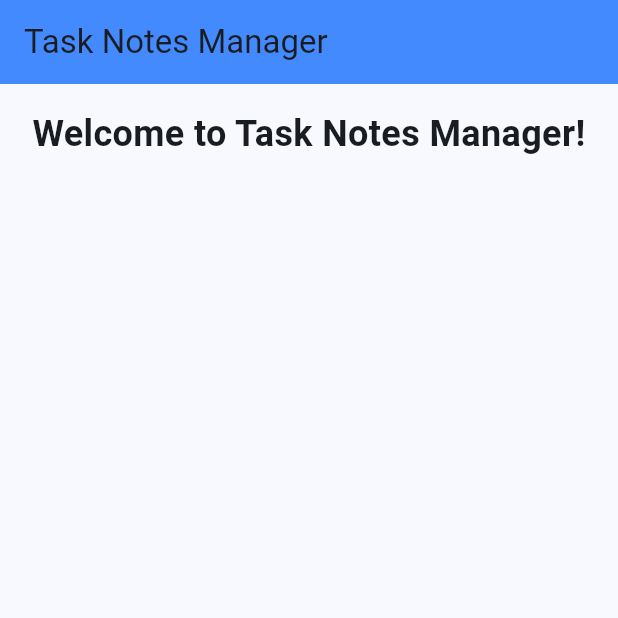
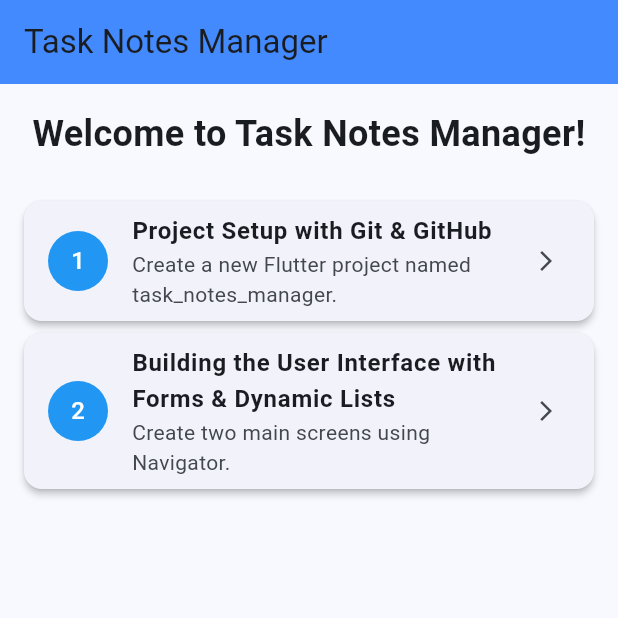
Before and after one commit to garsonj/flutter-task-notes-app, a Flutter app: the screen it shows after launch, on a phone screen of 412 x 824 dp, the top half of it. Run offline on Flutter 3.47's test engine with Material 3 defaults, Android fonts, the phone set to English and light mode, and no system bars.

Commit message:
added functionality of displaying the handcoded list

```diff
--- a/lib/screens/home_screen.dart
+++ b/lib/screens/home_screen.dart
@@ -41,8 +41,42 @@ class _HomeScreenState extends State<HomeScreen> {
               textAlign: TextAlign.center,
             ),
           ),
+          Expanded(
+            child: ListView.builder(
+              itemCount: tasks.length,
+              padding: const EdgeInsets.all(8.0),
+              itemBuilder: (context, index) {
+                final task = tasks[index];
+                return Card(
+                  elevation: 2,
+                  margin: const EdgeInsets.symmetric(
+                    horizontal: 8,
+                    vertical: 4,
+                  ),
+                  child: ListTile(
+                    leading: CircleAvatar(
+                      backgroundColor: Colors.blue,
+                      child: Text(
+                        '${index + 1}',
+                        style: const TextStyle(color: Colors.white),
+                      ),
+                    ),
+                    title: Text(
+                      task['title'] ?? '',
+                      style: const TextStyle(
+                        fontWeight: FontWeight.bold,
+                      ),
+                    ),
+                    subtitle: Text(task['description'] ?? ''),
+                    trailing: const Icon(Icons.arrow_forward_ios, size: 16),
+                  ),
+              );
+              },
+            ),
+          ),
         ],
       ),
+
     );
   }
 }
```
